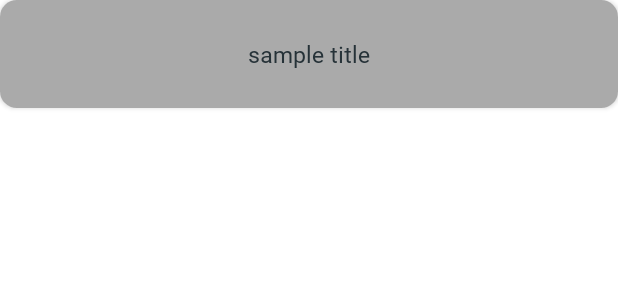
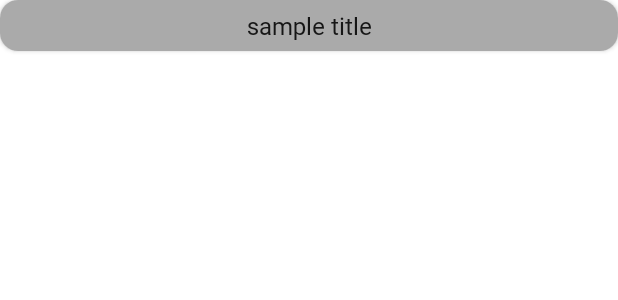
Before and after one commit to yahyalmh/COYO, an Android app: the layout post_list_item.xml on its own in the app's theme, with its tools: preview values and no code run, on a phone screen of 412 x 824 dp. Shown: the top 300 px of the screen. Run offline under Robolectric (Android 15) with nearby library versions, the phone set to English and light mode, and no system bars.

Commit message:
Refactor code

```diff
--- a/app/src/main/java/com/coyo/codechallenge/ui/adapter/holder/HomeViewHolder.kt
+++ b/app/src/main/java/com/coyo/codechallenge/ui/adapter/holder/PostViewHolder.kt
@@ -2,9 +2,9 @@ package com.coyo.codechallenge.ui.adapter.holder
 
 import androidx.recyclerview.widget.RecyclerView
 import com.coyo.codechallenge.data.model.Post
-import com.coyo.codechallenge.databinding.HomeListItemBinding
+import com.coyo.codechallenge.databinding.PostListItemBinding
 
-class HomeViewHolder(private val binding: HomeListItemBinding) :
+class PostViewHolder(private val binding: PostListItemBinding) :
     RecyclerView.ViewHolder(binding.root) {
     private lateinit var delegate: ItemDelegate
     lateinit var item: Post
--- a/app/src/main/res/layout/home_list_item.xml
+++ b/app/src/main/res/layout/post_list_item.xml
@@ -6,8 +6,8 @@
     <androidx.cardview.widget.CardView
         android:layout_width="wrap_content"
         android:layout_height="wrap_content"
-        android:elevation="10dp"
-        app:cardCornerRadius="5pt">
+        android:elevation="@dimen/card_elevation_normal"
+        app:cardCornerRadius="@dimen/card_corner_radius_small">
 
         <RelativeLayout
             android:id="@+id/content_view"
@@ -21,15 +21,14 @@
                 android:layout_width="fill_parent"
                 android:layout_height="wrap_content"
                 android:layout_centerHorizontal="true"
-                android:layout_marginTop="2dp"
-                android:layout_marginBottom="2dp"
+                android:layout_marginTop="@dimen/margin_super_small"
+                android:layout_marginBottom="@dimen/margin_super_small"
                 android:fontFamily="@font/roboto_regular"
                 android:gravity="center"
-                android:lines="3"
-                android:padding="5dp"
+                android:padding="@dimen/padding_extra_small"
                 android:textAlignment="center"
-                android:textColor="#263238"
-                android:textSize="15sp"
+                android:textColor="@color/coyo_black"
+                android:textSize="@dimen/text_size_normal"
                 tools:text="sample title" />
 
         </RelativeLayout>
--- a/app/src/main/res/values/dimen.xml
+++ b/app/src/main/res/values/dimen.xml
@@ -2,31 +2,35 @@
 <resources>
     <dimen name="card_side_margin">12dp</dimen>
     <dimen name="card_bottom_margin">26dp</dimen>
-    <dimen name="card_elevation">2dp</dimen>
+    <dimen name="card_elevation_normal">10dp</dimen>
+    <dimen name="card_elevation_small">2dp</dimen>
     <dimen name="card_corner_radius">12dp</dimen>
+    <dimen name="card_corner_radius_small">12dp</dimen>
 
     <!-- Home list header margin -->
     <dimen name="header_margin">24dp</dimen>
-
-
-    <dimen name="fab_margin">16dp</dimen>
+    <dimen name="divider_height">10.0sp</dimen>
 
     <!-- Padding on the bottom of a screen so that the FAB won't overlap scrolled text. -->
     <dimen name="fab_bottom_padding">72dp</dimen>
+    <dimen name="fab_margin">16dp</dimen>
 
     <dimen name="post_detail_app_bar_height">350dp</dimen>
 
     <dimen name="margin_normal">16dp</dimen>
+    <dimen name="margin_big">20dp</dimen>
     <dimen name="margin_small">8dp</dimen>
     <dimen name="margin_extra_small">4dp</dimen>
+    <dimen name="margin_super_small">2dp</dimen>
+
+    <dimen name="padding_normal">16dp</dimen>
+    <dimen name="padding_small">8dp</dimen>
+    <dimen name="padding_extra_small">4dp</dimen>
 
     <dimen name="plant_item_image_height">95dp</dimen>
 
-    <!-- elevation for Post Detail toolbar - used to convert to pixels when hiding/showing -->
-    <dimen name="toolbar_elevation">5dp</dimen>
+    <dimen name="text_size_normal">16sp</dimen>
 
-    <dimen name="gallery_header_margin">72dp</dimen>
-
-    <!-- minimum height of plant detail page so that the collapsing toolbar can be shown on every page -->
-    <dimen name="plant_description_min_height">555dp</dimen>
+    <!--    proper height for lottie animations -->
+    <dimen name="lottie_anime_height">200dp</dimen>
 </resources>
```
Also changed, not shown: app/src/main/java/com/coyo/codechallenge/ui/adapter/MediaAdapter.kt (+8 -8 lines), app/src/main/java/com/coyo/codechallenge/ui/fragment/HomeFragment.kt (+12 -12 lines), app/src/main/res/layout/fragment_home.xml (+8 -8 lines).
